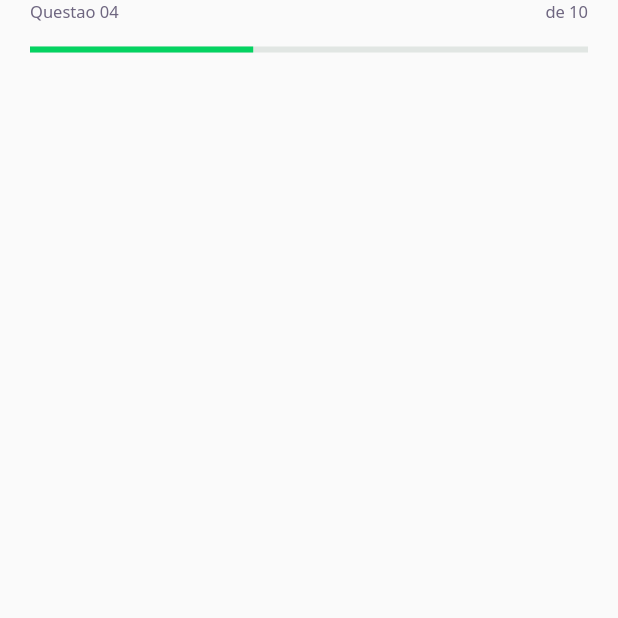
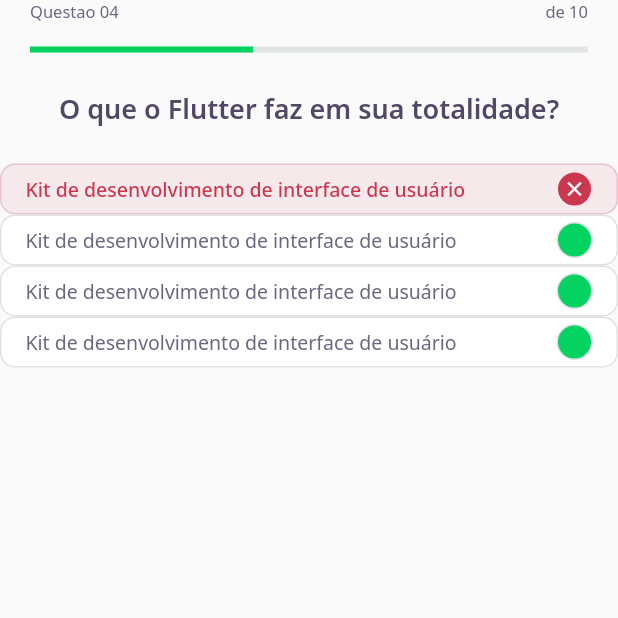
Before and after one commit to devtvas/flutter_nwl5, a Flutter app: the screen it shows after launch, on a phone screen of 412 x 824 dp, the top half of it. Run offline on Flutter 3.47's test engine with Material 2 defaults, Android fonts, the phone set to English and light mode, and no system bars; our stand-ins replace google_fonts.

Commit message:
20 as 23

```diff
--- a/lib/challenge/challenge_page.dart
+++ b/lib/challenge/challenge_page.dart
@@ -1,3 +1,4 @@
+import 'package:devquiz/challenge/widgets/quiz/quiz_widget.dart';
 import 'package:flutter/material.dart';
 
 import 'widgets/question_indicator/question_indicator.dart';
@@ -15,7 +16,10 @@
     return Scaffold(
       appBar: PreferredSize(
         preferredSize: Size.fromHeight(60),
-        child: SafeArea(child: QuestionIndicatorWidget()),
+        child: SafeArea(top: true, child: QuestionIndicatorWidget()),
+      ),
+      body: QuizWidget(
+        title: 'O que o Flutter faz em sua totalidade?',
       ),
     );
   }
--- /dev/null
+++ b/lib/challenge/widgets/answer/answer_widget.dart
@@ -0,0 +1,82 @@
+import 'package:devquiz/core/app_text_styles.dart';
+import 'package:devquiz/core/app_colors.dart';
+import 'package:devquiz/core/core.dart';
+import 'package:flutter/material.dart';
+
+class AnswerWidget extends StatelessWidget {
+  final String title;
+  final bool isRight;
+  final bool isSelected;
+  const AnswerWidget(
+      {Key? key,
+      required this.title,
+      this.isRight = false,
+      this.isSelected = false})
+      : super(key: key);
+
+  Color get _selectedColorRight =>
+      isRight ? AppColors.darkGreen : AppColors.darkRed;
+
+  Color get _selectedBorderRight =>
+      isRight ? AppColors.lightGreen : AppColors.lightRed;
+
+  Color get _selectedColorCardRight =>
+      isRight ? AppColors.lightGreen : AppColors.lightRed;
+
+  Color get _selectedBorderCardRight =>
+      isRight ? AppColors.green : AppColors.red;
+
+  TextStyle get _selectedTextStyleRight =>
+      isRight ? AppTextStyles.bodyDarkGreen : AppTextStyles.bodyDarkRed;
+
+  IconData get _selectedIconRight => isRight ? Icons.check : Icons.close;
+
+  @override
+  Widget build(BuildContext context) {
+    return Container(
+      padding: const EdgeInsets.symmetric(horizontal: 16, vertical: 4),
+      decoration: BoxDecoration(
+          color: isSelected ? _selectedColorCardRight : AppColors.white,
+          borderRadius: BorderRadius.circular(10),
+          border: Border.fromBorderSide(
+            BorderSide(
+                color:
+                    isSelected ? _selectedBorderCardRight : AppColors.border),
+          )),
+      child: Row(
+        mainAxisAlignment: MainAxisAlignment.spaceBetween,
+        children: [
+          Expanded(
+            child: Text(
+              title,
+              style: isSelected ? _selectedTextStyleRight : AppTextStyles.body,
+            ),
+          ),
+          SizedBox(
+            width: 10,
+          ),
+          Container(
+            width: 24,
+            height: 24,
+            decoration: BoxDecoration(
+              color: isSelected ? _selectedColorRight : AppColors.darkGreen,
+              borderRadius: BorderRadius.circular(500),
+              border: Border.fromBorderSide(
+                BorderSide(
+                    color:
+                        isSelected ? _selectedBorderRight : AppColors.border),
+              ),
+            ),
+            child: isSelected
+                ? Icon(
+                    _selectedIconRight,
+                    size: 16,
+                    color: Colors.white,
+                  )
+                : null,
+          )
+        ],
+      ),
+    );
+  }
+}
--- /dev/null
+++ b/lib/challenge/widgets/quiz/quiz_widget.dart
@@ -0,0 +1,37 @@
+import 'package:devquiz/challenge/widgets/answer/answer_widget.dart';
+import 'package:devquiz/core/app_text_styles.dart';
+import 'package:flutter/material.dart';
+
+class QuizWidget extends StatelessWidget {
+  final String title;
+  const QuizWidget({Key? key, required this.title}) : super(key: key);
+
+  @override
+  Widget build(BuildContext context) {
+    return Column(
+      children: [
+        Text(
+          title,
+          style: AppTextStyles.heading,
+        ),
+        SizedBox(
+          height: 24,
+        ),
+        AnswerWidget(
+          isRight: false,
+          isSelected: true,
+          title: "Kit de desenvolvimento de interface de usuário",
+        ),
+        AnswerWidget(
+          title: "Kit de desenvolvimento de interface de usuário",
+        ),
+        AnswerWidget(
+          title: "Kit de desenvolvimento de interface de usuário",
+        ),
+        AnswerWidget(
+          title: "Kit de desenvolvimento de interface de usuário",
+        ),
+      ],
+    );
+  }
+}
```
